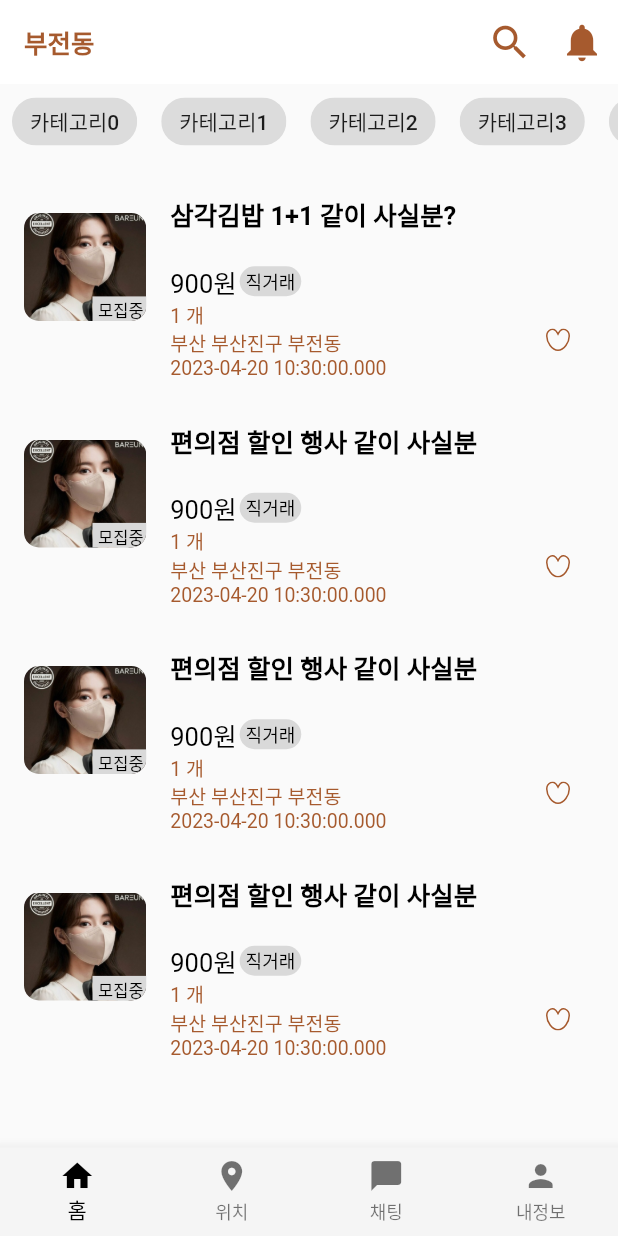
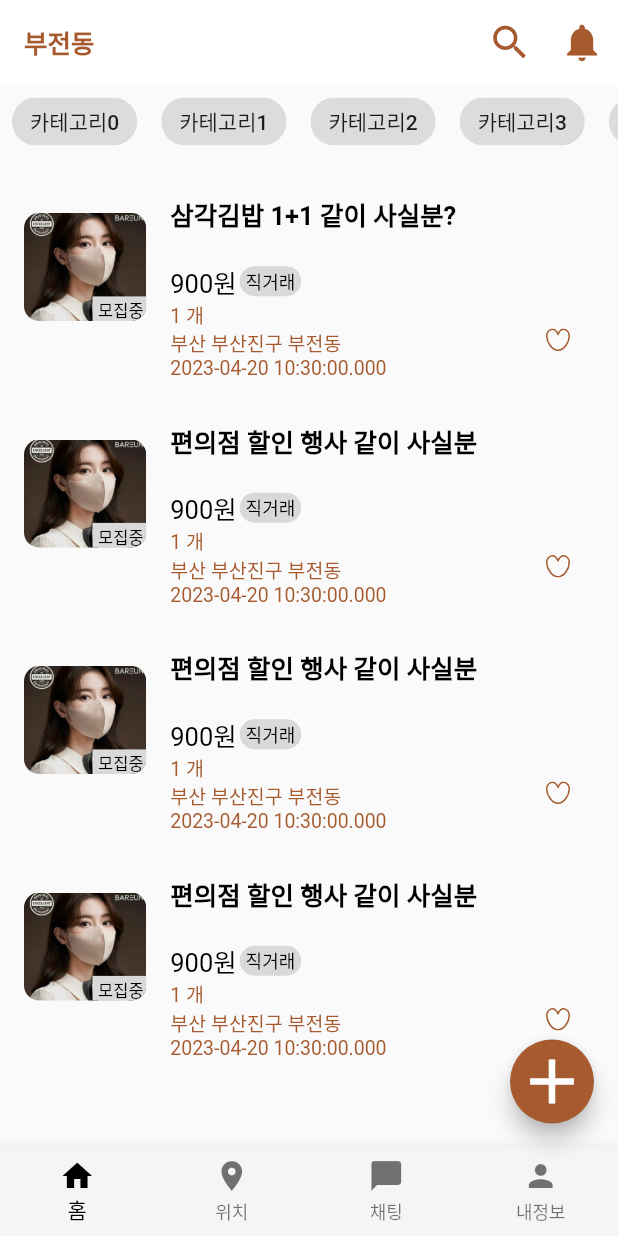
Before and after one commit to S-Sojung/group-buying-frontend, a Flutter app: the screen it shows after launch, on a phone screen of 412 x 824 dp. Run offline on Flutter 3.47's test engine with Material 2 defaults, Android fonts, the phone set to English and light mode, and no system bars; our stand-ins replace dio, flutter_riverpod, flutter_secure_storage, flutter_svg, logger and 1 more; missing offline and left inert: dart:ffi; Roboto replaces fonts that are missing (HallymGothic).

Commit message:
Feat: 메인 화면에 Floating 버튼 추가

```diff
--- a/lib/views/pages/board/home_page/board_home_page.dart
+++ b/lib/views/pages/board/home_page/board_home_page.dart
@@ -28,6 +28,11 @@ class _BoardHomePageState extends State<BoardHomePage> {
   @override
   Widget build(BuildContext context) {
     return Scaffold(
+      floatingActionButton: FloatingActionButton(
+        onPressed: (){},
+        backgroundColor: donutColorBase,
+        child: Icon(Icons.add,size: 50,),
+      ),
       appBar: AppBar(
         elevation: 0,
         backgroundColor: Colors.white,
```
